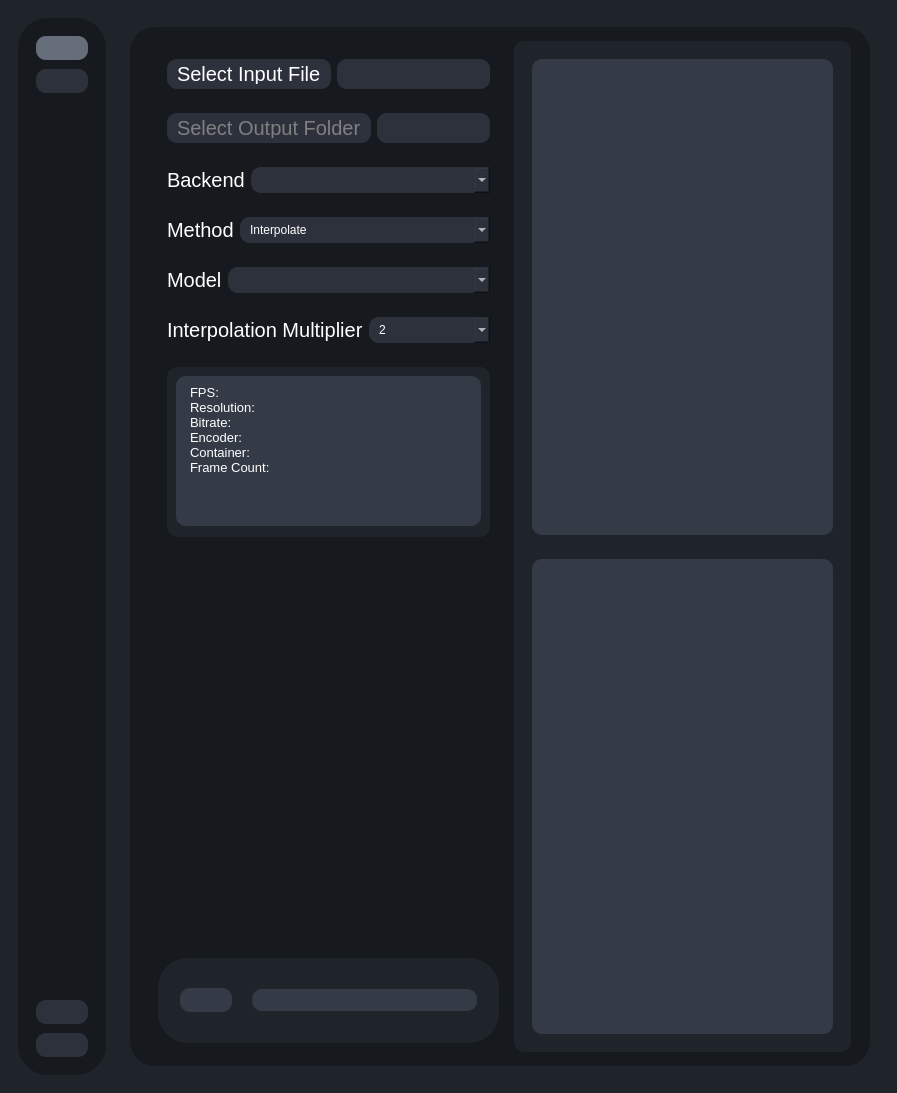
Above: testRVEInterface.ui from TNTwise/REAL-Video-Enhancer before the change. Below: the same form after it.
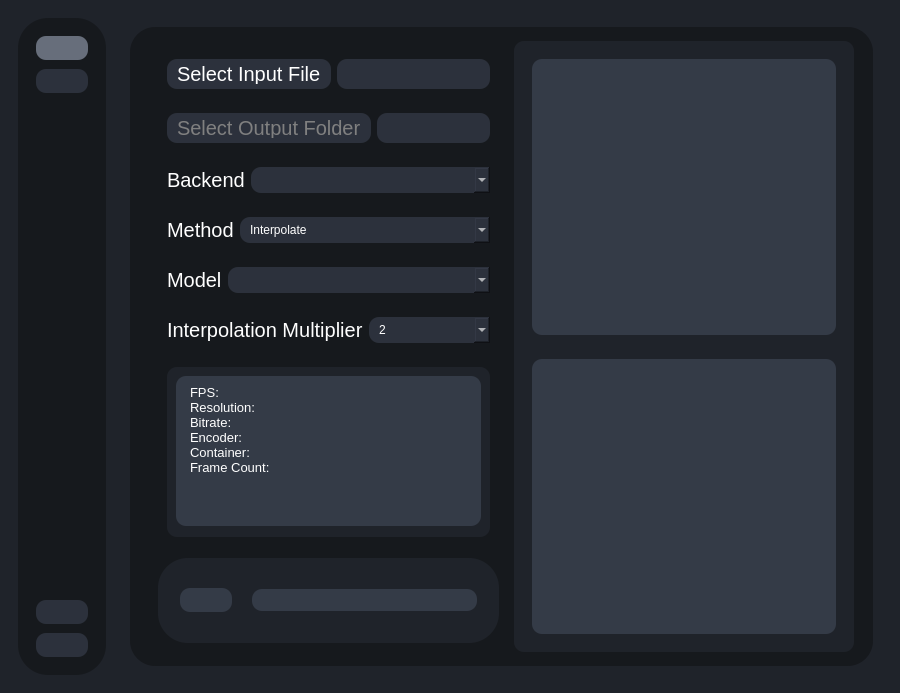
That is the form after the change. The open tabs and pages were chosen to show the change. Icons and pictures are not drawn.

Commit message: fix bad starting res

What changed in the file:
```diff
--- a/testRVEInterface.ui
+++ b/testRVEInterface.ui
@@ -6,8 +6,8 @@
    <rect>
     <x>0</x>
     <y>0</y>
-    <width>897</width>
-    <height>1093</height>
+    <width>900</width>
+    <height>693</height>
    </rect>
   </property>
   <property name="windowTitle">
@@ -894,7 +894,7 @@
                       <property name="sizeHint" stdset="0">
                        <size>
                         <width>20</width>
-                        <height>400</height>
+                        <height>0</height>
                        </size>
                       </property>
                      </spacer>
@@ -1591,7 +1591,7 @@
             <property name="sizeHint" stdset="0">
              <size>
               <width>20</width>
-              <height>1000000</height>
+              <height>40</height>
              </size>
             </property>
            </spacer>
```
